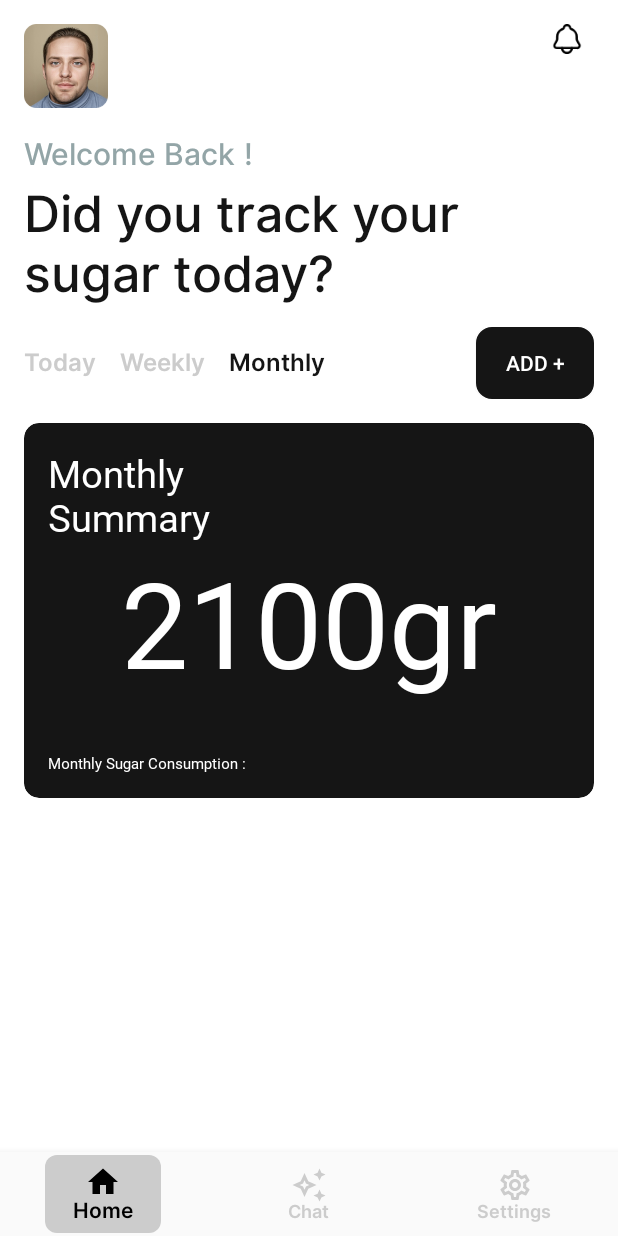
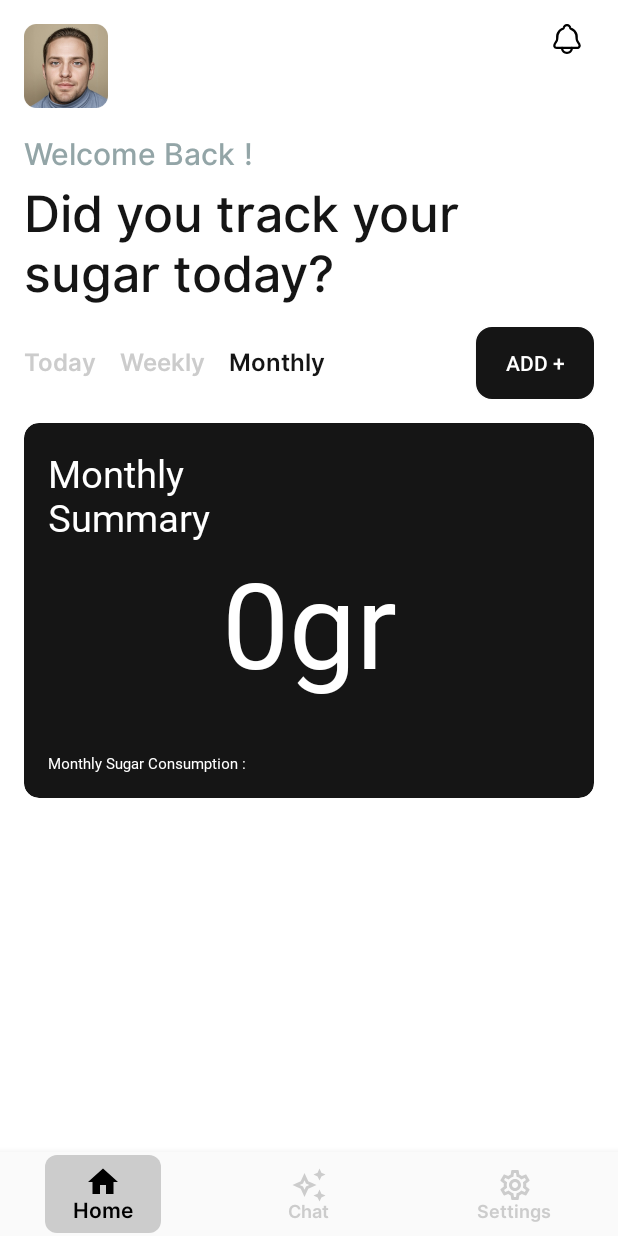
Before and after one commit to unChain-Capstone/unchain-frontend, an Android app: the screen it shows after launch once a user with an empty profile is signed in (MainActivity), after a tap on "Monthly", on a phone screen of 412 x 824 dp. Run offline under Robolectric (Android 15) with nearby library versions, the phone set to English and light mode, and no system bars; our stand-ins replace Firebase (no records; nobody signed in at launch, a user with empty details on screens opened directly), navigation-ui; 2 other taps on this screen came first.

Commit message:
UI : Redesign Ui

```diff
--- a/app/src/main/res/layout/monthly_card_layout.xml
+++ b/app/src/main/res/layout/monthly_card_layout.xml
@@ -31,7 +31,7 @@
             android:layout_marginTop="16dp"
             android:fontFamily="@font/inter_italic"
             android:gravity="center"
-            android:text="2100gr"
+            android:text="0gr"
             android:textColor="@color/white"
             android:textSize="80sp"
             app:layout_constraintTop_toBottomOf="@id/textTitle"/>
```
